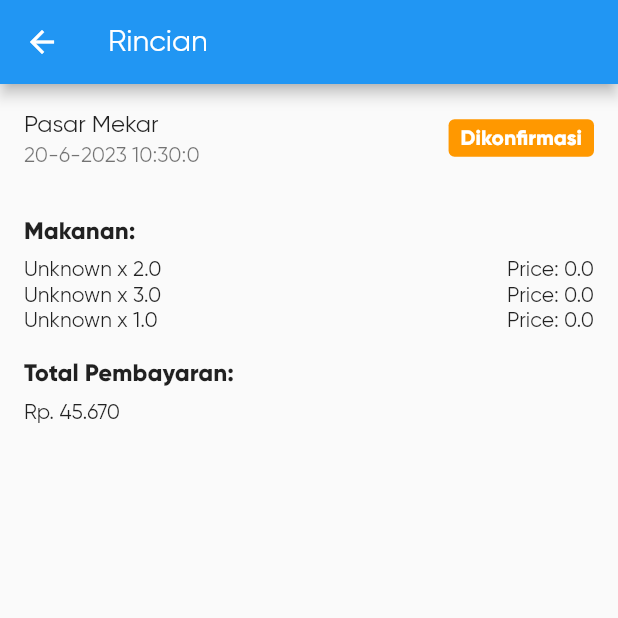
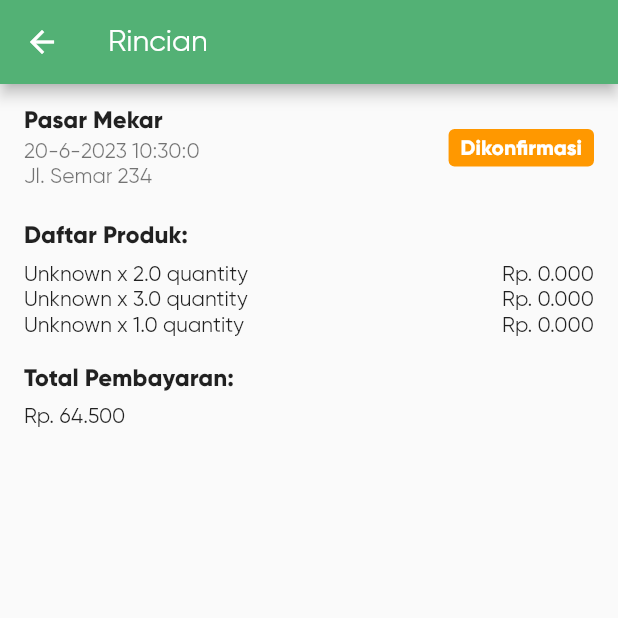
Before and after one commit to albert1911/Toko-Petani-Proyek-AMBW, a Flutter app: the HistoryDetailsPage screen opened directly with sample values from the repository, on a phone screen of 412 x 824 dp, the top half of it. Run offline on Flutter 3.47's test engine with Material 2 defaults, Android fonts, the light colour scheme and no system bars; our stand-ins replace cloud_firestore, firebase_auth, firebase_core, flutter_svg, google_fonts, recase and 1 more; accounts and stored records are empty.

Commit message:
History Screen + Checkout
- tampilan history entry disesuaikan keperluan
- menambahkan alamat tujuan pada halaman checkout
- setelah checkout keranjang dikosongkan & stok dikurangi
- pengecekkan saat stok produk 0 maka tidak ditampilkan di home screen

```diff
--- a/Flutter-Grocery-App-UI-main/lib/models/merchant.dart
+++ b/Flutter-Grocery-App-UI-main/lib/models/merchant.dart
@@ -24,3 +24,12 @@ String getLocationName(String locationId) {
 
   return selectedToko.nama;
 }
+
+String getLocationAddress(String locationId) {
+  Toko? selectedToko = daftarToko.firstWhere(
+    (toko) => toko.id == locationId,
+    orElse: () => Toko(id: "0", nama: "Unknown", alamat: ""),
+  );
+
+  return selectedToko.alamat;
+}
--- a/Flutter-Grocery-App-UI-main/lib/screens/account/_history_screen.dart
+++ b/Flutter-Grocery-App-UI-main/lib/screens/account/_history_screen.dart
@@ -4,9 +4,21 @@ import 'package:grocery_app/models/merchant.dart';
 import '../../models/cart_item.dart';
 import '../../models/grocery_item.dart';
 import '../../models/history_entry.dart';
+import '../../models/user.dart';
 import '../../styles/colors.dart';
 
-class HistoryScreen extends StatelessWidget {
+class HistoryScreen extends StatefulWidget {
+  @override
+  State<HistoryScreen> createState() => _HistoryScreenState();
+}
+
+class _HistoryScreenState extends State<HistoryScreen> {
+  @override
+  void initState() {
+    super.initState();
+    loadHistoryData();
+  }
+
   @override
   Widget build(BuildContext context) {
     return Scaffold(
@@ -21,6 +33,13 @@ class HistoryScreen extends StatelessWidget {
         },
       ),
     );
+  }
+
+  void loadHistoryData() async {
+    if (historyList.isEmpty) {
+      historyList = await getHistoryEntryFromFirebase(userEmailKu);
+      setState(() {});
+    }
   }
 }
 
@@ -81,13 +100,28 @@ class HistoryDetailsPage extends StatelessWidget {
     return Scaffold(
       appBar: AppBar(
         title: Text('Rincian'),
+        backgroundColor: AppColors.primaryColor,
       ),
       body: Column(
         crossAxisAlignment: CrossAxisAlignment.start,
         children: [
+          SizedBox(height: 10),
           ListTile(
-            title: Text(getLocationName(historyEntry.idMerchant.toString())),
-            subtitle: Text(formatFirebaseTimestamp(historyEntry.deliveryTime)),
+            title: Text(
+              getLocationName(historyEntry.idMerchant.toString()),
+              style: TextStyle(
+                fontWeight: FontWeight.bold,
+                fontSize: 16,
+              ),
+            ),
+            subtitle: Column(
+              crossAxisAlignment: CrossAxisAlignment.start,
+              children: [
+                SizedBox(height: 3),
+                Text(formatFirebaseTimestamp(historyEntry.deliveryTime)),
+                Text(getLocationAddress(historyEntry.idMerchant.toString())),
+              ],
+            ),
             trailing: Container(
               padding: EdgeInsets.symmetric(vertical: 4, horizontal: 8),
               decoration: BoxDecoration(
@@ -109,7 +143,7 @@ class HistoryDetailsPage extends StatelessWidget {
               crossAxisAlignment: CrossAxisAlignment.start,
               children: [
                 Text(
-                  'Makanan:',
+                  'Daftar Produk:',
                   style: TextStyle(
                     fontWeight: FontWeight.bold,
                     fontSize: 16,
@@ -146,15 +180,18 @@ class HistoryDetailsPage extends StatelessWidget {
     }
 
     return List<Widget>.generate(idList.length, (index) {
-      int id = idList[index];
-      double quantity = quantityList[index];
+      String id = idList[index];
+      double quantity = (quantityList[index] is int)
+          ? (quantityList[index] as int).toDouble()
+          : quantityList[index];
       GroceryItem item = getGroceryItemById(id.toString());
+      double itemPriceTotal = quantity * item.price;
 
       return Row(
         mainAxisAlignment: MainAxisAlignment.spaceBetween,
         children: [
-          Text('${item.name} x $quantity'),
-          Text('Price: ${item.price}'),
+          Text('${item.name} x $quantity ${item.quantity}'),
+          Text('Rp. ${itemPriceTotal.toStringAsFixed(3)}'),
         ],
       );
     });
--- a/Flutter-Grocery-App-UI-main/lib/screens/account/account_screen.dart
+++ b/Flutter-Grocery-App-UI-main/lib/screens/account/account_screen.dart
@@ -115,7 +115,8 @@ class _AccountScreenState extends State<AccountScreen> {
           if (userEmailKu != "") {
             setUserEmail("");
             saveUser();
-            userNameKu = await getUserName(userEmailKu);
+            userNameKu = await getUserName(userEmailKu, "nama");
+            userAddressKu = await getUserName(userEmailKu, "alamat");
 
             try {
               await FirebaseAuth.instance.signOut();
@@ -197,7 +198,8 @@ class _AccountScreenState extends State<AccountScreen> {
     userEmailKu = await loadUser();
 
     if (userEmailKu != "") {
-      userNameKu = await getUserName(userEmailKu);
+      userNameKu = await getUserName(userEmailKu, "nama");
+      userAddressKu = await getUserName(userEmailKu, "alamat");
       setState(() {
         isLoggedIn = true;
       });
--- a/Flutter-Grocery-App-UI-main/lib/screens/account/login_screen.dart
+++ b/Flutter-Grocery-App-UI-main/lib/screens/account/login_screen.dart
@@ -83,7 +83,8 @@ class _LoginState extends State<Login> {
 
       if (user != null) {
         setUserEmail(user.email);
-        userNameKu = await getUserName(userEmailKu);
+        userNameKu = await getUserName(userEmailKu, "nama");
+        userAddressKu = await getUserName(userEmailKu, "alamat");
         saveUser();
 
         setState(() {
--- a/Flutter-Grocery-App-UI-main/lib/screens/order_accepted_screen.dart
+++ b/Flutter-Grocery-App-UI-main/lib/screens/order_accepted_screen.dart
@@ -54,9 +54,10 @@ class OrderAcceptedScreen extends StatelessWidget {
             InkWell(
               onTap: () {
                 Navigator.pop(context);
+                Navigator.pop(context);
               },
               child: Text(
-                "Kembali ke Halaman Utama",
+                "Kembali",
                 style: TextStyle(fontSize: 18, fontWeight: FontWeight.bold),
               ),
             ),
--- a/Flutter-Grocery-App-UI-main/lib/screens/product_details/_edit_data_dialog.dart
+++ b/Flutter-Grocery-App-UI-main/lib/screens/product_details/_edit_data_dialog.dart
@@ -5,7 +5,7 @@ import '../../models/merchant.dart';
 class EditDataDialog extends StatefulWidget {
   final String currentLocation;
   final List<String> locationOptions;
-  final List<String> stockAmounts;
+  final List<dynamic> stockAmounts;
   final Function(String) onLocationSelected;
   final String editType;
 
--- a/Flutter-Grocery-App-UI-main/lib/screens/product_details/product_details_screen.dart
+++ b/Flutter-Grocery-App-UI-main/lib/screens/product_details/product_details_screen.dart
@@ -437,8 +437,7 @@ class _ProductDetailsScreenState extends State<ProductDetailsScreen> {
     double availableStock = 0;
     for (int x = 0; x < widget.groceryItem.details!.merchantIds.length; x++) {
       if (idMerchantCart == widget.groceryItem.details!.merchantIds[x]) {
-        availableStock =
-            double.parse(widget.groceryItem.details!.stockAmounts[x]);
+        availableStock = widget.groceryItem.details!.stockAmounts[x];
         break;
       }
     }
```
Also changed, not shown: Flutter-Grocery-App-UI-main/lib/models/grocery_item.dart (+26 -5 lines), Flutter-Grocery-App-UI-main/lib/models/history_entry.dart (+41 -13 lines), Flutter-Grocery-App-UI-main/lib/models/user.dart (+9 -4 lines), Flutter-Grocery-App-UI-main/lib/screens/cart/cart_screen.dart (+14 -4 lines), Flutter-Grocery-App-UI-main/lib/screens/cart/checkout_bottom_sheet.dart (+21 -0 lines), Flutter-Grocery-App-UI-main/lib/screens/home/home_screen.dart (+7 -3 lines).
